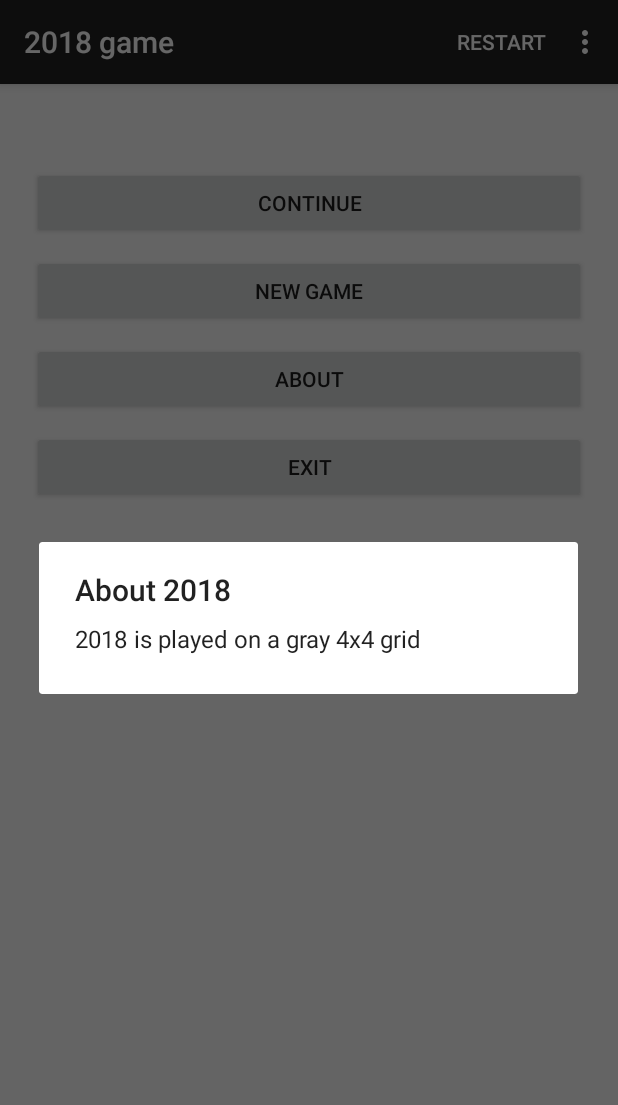
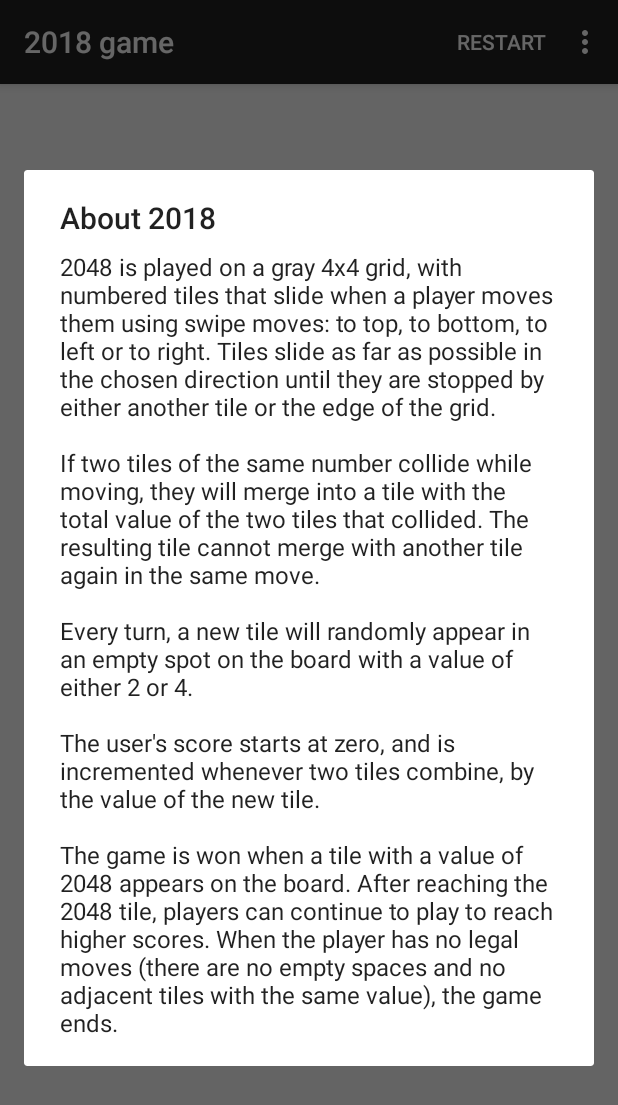
Before and after one commit to igrekoni/2048, an Android app: the screen it shows after launch (WelcomeActivity), after a tap on "ABOUT", on a phone screen of 412 x 824 dp. Shown: the top 1105 px of the screen. Run offline under Robolectric (Android 15) with nearby library versions, the phone set to English and light mode, and no system bars; our stand-ins replace ButterKnife.

Commit message:
review code for exercise 1.3 and 1.4

```diff
--- a/app/src/main/java/com/tile/janv/userinterface1/WelcomeActivity.java
+++ b/app/src/main/java/com/tile/janv/userinterface1/WelcomeActivity.java
@@ -15,9 +15,6 @@ import butterknife.ButterKnife;
 import butterknife.OnClick;
 
 public class WelcomeActivity extends AppCompatActivity {
-
-    @Bind(R.id.button_option_about)
-    Button aboutButton;
 
     @Override
     protected void onCreate(Bundle savedInstanceState) {
@@ -50,16 +47,11 @@ public class WelcomeActivity extends AppCompatActivity {
 
     @OnClick(R.id.button_option_about)
     public void onAboutButtonClicked() {
-        // 1. Instantiate an AlertDialog.Builder with its constructor
-        AlertDialog.Builder builder = new AlertDialog.Builder(WelcomeActivity.this);
-
-        // 2. Chain together various setter methods to set the dialog characteristics
-        builder.setMessage(R.string.about_dialog_message)
-                .setTitle(R.string.about_dialog_title);
-
-        // 3. Get the AlertDialog from create()
-        AlertDialog dialog = builder.create();
-        dialog.show();
+        new AlertDialog.Builder(WelcomeActivity.this)
+                .setMessage(R.string.about_dialog_message)
+                .setTitle(R.string.about_dialog_title)
+                .create()
+                .show();
     }
 
     @OnClick(R.id.button_option_exit)
--- a/app/src/main/res/values/strings.xml
+++ b/app/src/main/res/values/strings.xml
@@ -3,16 +3,30 @@
 
     <string name="action_settings">Settings</string>
     <string name="title_activity_welcome">2018 game</string>
+
     <string name="option_continue">Continue</string>
     <string name="option_new_game">New Game</string>
     <string name="option_about">About</string>
     <string name="option_exit">Exit</string>
-    <string name="about_dialog_message">2018 is played on a gray 4x4 grid</string>
+
     <string name="about_dialog_title">About 2018</string>
+    <string name="about_dialog_message">2048 is played on a gray 4x4 grid, with numbered tiles that
+        slide when a player moves them using swipe moves: to top, to bottom, to left or to right.
+        Tiles slide as far as possible in the chosen direction until they are stopped by either another tile or the edge of the grid.
+
+        \n\nIf two tiles of the same number collide while moving, they will merge into a tile with the total value of the two tiles that collided.
+        The resulting tile cannot merge with another tile again in the same move.
+
+        \n\nEvery turn, a new tile will randomly appear in an empty spot on the board with a value of either 2 or 4.
+
+        \n\nThe user\'s score starts at zero, and is incremented whenever two tiles combine, by the value of the new tile.
+
+        \n\nThe game is won when a tile with a value of 2048 appears on the board.
+        After reaching the 2048 tile, players can continue to play to reach higher scores.
+        When the player has no legal moves (there are no empty spaces and no adjacent tiles with the same value), the game ends.</string>
+
     <string name="action_restart">restart</string>
     <string name="title_activity_play">PlayActivity</string>
 
-<!-- TODO: Remove or change this placeholder text -->
-    <string name="hello_blank_fragment">Hello blank fragment</string>
     <string name="score_label">Score:</string>
 </resources>
```
